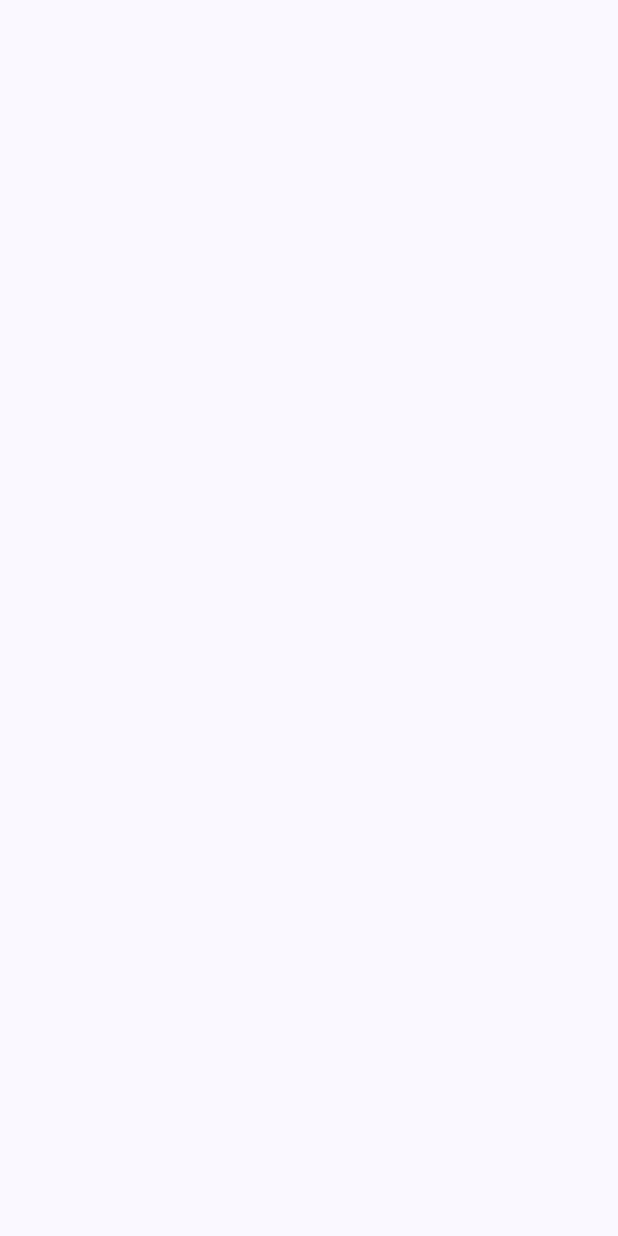
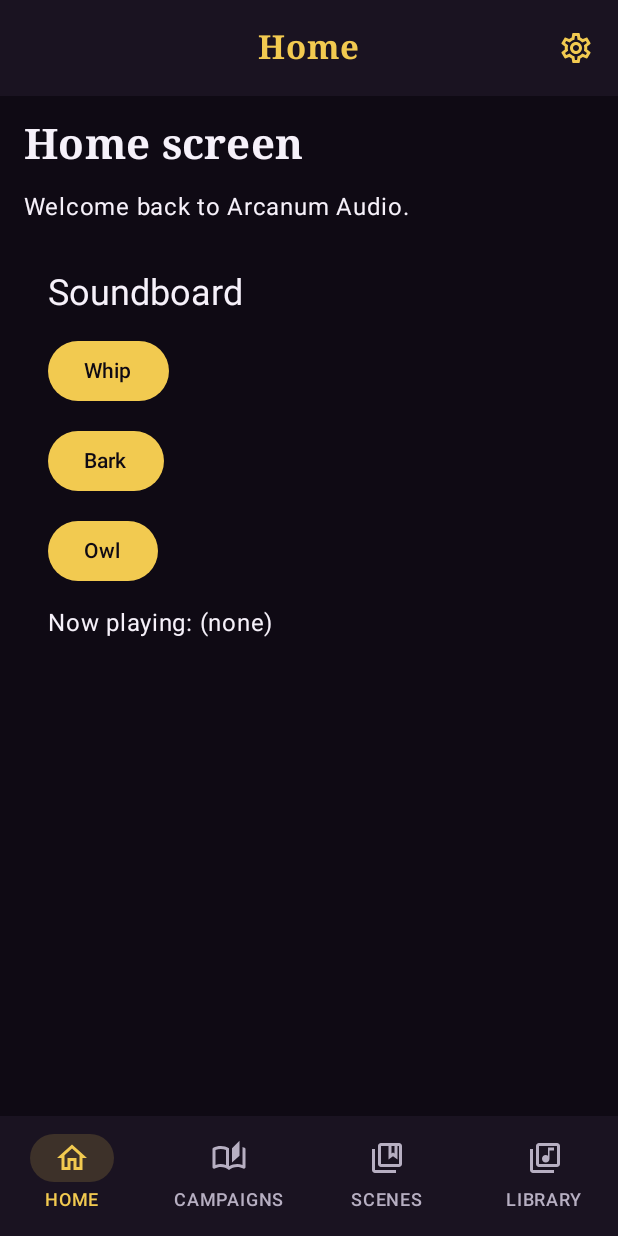
Before and after one commit to Almantask/rpg-audio-mixer, an Android app built with Jetpack Compose: the screen it shows after launch (MainActivity), on a phone screen of 412 x 824 dp. Before the commit the screen is empty. Run offline under Robolectric (Android 15) with nearby library versions, the phone set to English and light mode, and no system bars; our stand-ins replace Dagger/Hilt's generated code.

Commit message:
Implement iteration 0 app shell
Agent-Logs-Url: https://github.com/Almantask/rpg-audio-mixer/sessions/12a0cd15-c35e-460c-b658-6e2ec09f954b

Co-authored-by: Almantask <40486932+Almantask@users.noreply.github.com>

```diff
--- a/app/src/main/java/com/example/rpgaudiomixer/app/MainActivity.kt
+++ b/app/src/main/java/com/example/rpgaudiomixer/app/MainActivity.kt
@@ -6,15 +6,15 @@ import androidx.activity.compose.setContent
 import androidx.activity.enableEdgeToEdge
 import androidx.compose.foundation.layout.fillMaxSize
 import androidx.compose.foundation.layout.padding
+import androidx.compose.runtime.getValue
 import androidx.compose.material3.Scaffold
 import androidx.compose.ui.Modifier
-import androidx.compose.runtime.getValue
-import androidx.compose.runtime.mutableStateOf
-import androidx.compose.runtime.remember
-import androidx.compose.runtime.setValue
-import androidx.compose.runtime.saveable.rememberSaveable
+import androidx.navigation.compose.currentBackStackEntryAsState
 import androidx.navigation.compose.rememberNavController
+import com.example.rpgaudiomixer.app.components.ArcanumTopBar
 import com.example.rpgaudiomixer.app.components.MainBottomNavBar
+import com.example.rpgaudiomixer.app.navigation.AppChrome
+import com.example.rpgaudiomixer.app.navigation.AppRoute
 import com.example.rpgaudiomixer.app.navigation.MainNavDestination
 import com.example.rpgaudiomixer.app.navigation.MainNavHost
 import com.example.rpgaudiomixer.app.theme.RPGAudioMixerTheme
@@ -34,22 +34,42 @@ class MainActivity : ComponentActivity() {
         setContent {
             RPGAudioMixerTheme {
                 val navController = rememberNavController()
-                var currentTab by rememberSaveable { mutableStateOf(MainNavDestination.HOME) }
+                val navBackStackEntry by navController.currentBackStackEntryAsState()
+                val currentRoute = navBackStackEntry?.destination?.route
+                val chrome = AppChrome.fromRoute(currentRoute)
+                val currentTab = MainNavDestination.fromRoute(currentRoute) ?: MainNavDestination.HOME
+
                 Scaffold(
                     modifier = Modifier.fillMaxSize(),
+                    topBar = {
+                        ArcanumTopBar(
+                            title = chrome.title,
+                            showBackArrow = chrome.showBackArrow,
+                            onBack = { navController.navigateUp() },
+                            onGearClick = {
+                                if (currentRoute != AppRoute.Settings.route) {
+                                    navController.navigate(AppRoute.Settings.route) {
+                                        launchSingleTop = true
+                                    }
+                                }
+                            },
+                        )
+                    },
                     bottomBar = {
-                        MainBottomNavBar(current = currentTab) { dest ->
-                            currentTab = dest
-                            navController.navigate(dest.name) {
-                                popUpTo(navController.graph.startDestinationId) { saveState = true }
-                                launchSingleTop = true
-                                restoreState = true
+                        if (chrome.showBottomBar) {
+                            MainBottomNavBar(current = currentTab) { dest ->
+                                navController.navigate(dest.route) {
+                                    popUpTo(navController.graph.startDestinationId) { saveState = true }
+                                    launchSingleTop = true
+                                    restoreState = true
+                                }
                             }
                         }
                     }
                 ) { innerPadding ->
                     MainNavHost(
                         navController = navController,
+                        musicPlayer = musicPlayer,
                         modifier = Modifier.padding(innerPadding)
                     )
                 }
--- /dev/null
+++ b/app/src/main/java/com/example/rpgaudiomixer/app/components/ArcanumTopBar.kt
@@ -0,0 +1,70 @@
+package com.example.rpgaudiomixer.app.components
+
+import androidx.compose.material.icons.Icons
+import androidx.compose.material.icons.automirrored.outlined.ArrowBack
+import androidx.compose.material.icons.outlined.Settings
+import androidx.compose.material3.CenterAlignedTopAppBar
+import androidx.compose.material3.ExperimentalMaterial3Api
+import androidx.compose.material3.Icon
+import androidx.compose.material3.IconButton
+import androidx.compose.material3.Text
+import androidx.compose.material3.TopAppBarDefaults
+import androidx.compose.runtime.Composable
+import androidx.compose.ui.Modifier
+import androidx.compose.ui.platform.testTag
+import com.example.rpgaudiomixer.app.theme.ArcanumGold
+import com.example.rpgaudiomixer.app.theme.ArcanumSurface
+
+object ArcanumTopBarTags {
+    const val TITLE = "ArcanumTopBar_Title"
+    const val GEAR_ICON = "ArcanumTopBar_GearIcon"
+    const val BACK_ARROW = "ArcanumTopBar_BackArrow"
+}
+
+@Composable
+@OptIn(ExperimentalMaterial3Api::class)
+fun ArcanumTopBar(
+    title: String,
+    showBackArrow: Boolean,
+    onBack: () -> Unit,
+    onGearClick: () -> Unit,
+) {
+    CenterAlignedTopAppBar(
+        colors = TopAppBarDefaults.topAppBarColors(
+            containerColor = ArcanumSurface,
+            titleContentColor = ArcanumGold,
+            navigationIconContentColor = ArcanumGold,
+            actionIconContentColor = ArcanumGold,
+        ),
+        title = {
+            Text(
+                modifier = Modifier.testTag(ArcanumTopBarTags.TITLE),
+                text = title,
+            )
+        },
+        navigationIcon = {
+            if (showBackArrow) {
+                IconButton(
+                    modifier = Modifier.testTag(ArcanumTopBarTags.BACK_ARROW),
+                    onClick = onBack,
+                ) {
+                    Icon(
+                        imageVector = Icons.AutoMirrored.Outlined.ArrowBack,
+                        contentDescription = "Back",
+                    )
+                }
+            }
+        },
+        actions = {
+            IconButton(
+                modifier = Modifier.testTag(ArcanumTopBarTags.GEAR_ICON),
+                onClick = onGearClick,
+            ) {
+                Icon(
+                    imageVector = Icons.Outlined.Settings,
+                    contentDescription = "Settings",
+                )
+            }
+        },
+    )
+}
--- a/app/src/main/java/com/example/rpgaudiomixer/app/components/MainBottomNavBar.kt
+++ b/app/src/main/java/com/example/rpgaudiomixer/app/components/MainBottomNavBar.kt
@@ -1,12 +1,58 @@
 package com.example.rpgaudiomixer.app.components
 
+import androidx.compose.material.icons.Icons
+import androidx.compose.material.icons.outlined.AutoStories
+import androidx.compose.material.icons.outlined.CollectionsBookmark
+import androidx.compose.material.icons.outlined.Home
+import androidx.compose.material.icons.outlined.LibraryMusic
 import androidx.compose.runtime.Composable
+import androidx.compose.ui.Modifier
+import androidx.compose.ui.platform.testTag
+import androidx.compose.material3.Icon
+import androidx.compose.material3.NavigationBar
+import androidx.compose.material3.NavigationBarItem
+import androidx.compose.material3.NavigationBarItemDefaults
+import androidx.compose.material3.Text
 import com.example.rpgaudiomixer.app.navigation.MainNavDestination
+import com.example.rpgaudiomixer.app.theme.ArcanumGold
+import com.example.rpgaudiomixer.app.theme.ArcanumMutedText
+import com.example.rpgaudiomixer.app.theme.ArcanumSurface
 
 @Composable
 fun MainBottomNavBar(
     current: MainNavDestination,
     onNavigate: (MainNavDestination) -> Unit
 ) {
-    // TODO: Implement bottom navigation bar
+    NavigationBar(
+        containerColor = ArcanumSurface,
+    ) {
+        MainNavDestination.mainDestinations.forEach { destination ->
+            NavigationBarItem(
+                modifier = Modifier.testTag(destination.testTag),
+                selected = destination == current,
+                onClick = { onNavigate(destination) },
+                colors = NavigationBarItemDefaults.colors(
+                    selectedIconColor = ArcanumGold,
+                    selectedTextColor = ArcanumGold,
+                    indicatorColor = ArcanumGold.copy(alpha = 0.16f),
+                    unselectedIconColor = ArcanumMutedText,
+                    unselectedTextColor = ArcanumMutedText,
+                ),
+                icon = {
+                    Icon(
+                        imageVector = when (destination) {
+                            MainNavDestination.HOME -> Icons.Outlined.Home
+                            MainNavDestination.CAMPAIGNS -> Icons.Outlined.AutoStories
+                            MainNavDestination.SCENES -> Icons.Outlined.CollectionsBookmark
+                            MainNavDestination.LIBRARY -> Icons.Outlined.LibraryMusic
+                        },
+                        contentDescription = destination.label,
+                    )
+                },
+                label = {
+                    Text(destination.label)
+                },
+            )
+        }
+    }
 }
--- /dev/null
+++ b/app/src/main/java/com/example/rpgaudiomixer/app/navigation/AppChrome.kt
@@ -0,0 +1,58 @@
+package com.example.rpgaudiomixer.app.navigation
+
+data class AppChrome(
+    val title: String,
+    val showBackArrow: Boolean,
+    val showBottomBar: Boolean,
+) {
+    companion object {
+        fun fromRoute(route: String?): AppChrome {
+            MainNavDestination.fromRoute(route)?.let { destination ->
+                return AppChrome(
+                    title = destination.title,
+                    showBackArrow = false,
+                    showBottomBar = true,
+                )
+            }
+
+            return when (route?.substringBefore("?")) {
+                AppRoute.Settings.route -> AppChrome(
+                    title = AppRoute.Settings.title,
+                    showBackArrow = AppRoute.Settings.showBackArrow,
+                    showBottomBar = AppRoute.Settings.showBottomBar,
+                )
+                AppRoute.Trash.route -> AppChrome(
+                    title = AppRoute.Trash.title,
+                    showBackArrow = AppRoute.Trash.showBackArrow,
+                    showBottomBar = AppRoute.Trash.showBottomBar,
+                )
+                else -> AppChrome(
+                    title = MainNavDestination.HOME.title,
+                    showBackArrow = false,
+                    showBottomBar = true,
+                )
+            }
+        }
+    }
+}
+
+sealed class AppRoute(
+    val route: String,
+    val title: String,
+    val showBackArrow: Boolean,
+    val showBottomBar: Boolean,
+) {
+    data object Settings : AppRoute(
+        route = "settings",
+        title = "Behind the Screen",
+        showBackArrow = true,
+        showBottomBar = false,
+    )
+
+    data object Trash : AppRoute(
+        route = "trash",
+        title = "Recent Deletes",
+        showBackArrow = true,
+        showBottomBar = false,
+    )
+}
--- a/app/src/main/java/com/example/rpgaudiomixer/app/navigation/MainNavDestination.kt
+++ b/app/src/main/java/com/example/rpgaudiomixer/app/navigation/MainNavDestination.kt
@@ -1,8 +1,42 @@
 package com.example.rpgaudiomixer.app.navigation
 
-enum class MainNavDestination {
-    HOME,
-    SOUNDBOARD,
-    SOUNDSCAPES,
-    CAMPAIGNS
+enum class MainNavDestination(
+    val route: String,
+    val label: String,
+    val title: String,
+    val testTag: String,
+) {
+    HOME(
+        route = "home",
+        label = "HOME",
+        title = "Home",
+        testTag = "BottomNav_HOME",
+    ),
+    CAMPAIGNS(
+        route = "campaigns",
+        label = "CAMPAIGNS",
+        title = "Campaigns",
+        testTag = "BottomNav_CAMPAIGNS",
+    ),
+    SCENES(
+        route = "scenes",
+        label = "SCENES",
+        title = "Scenes",
+        testTag = "BottomNav_SCENES",
+    ),
+    LIBRARY(
+        route = "library",
+        label = "LIBRARY",
+        title = "Library",
+        testTag = "BottomNav_LIBRARY",
+    );
+
+    companion object {
+        val mainDestinations: List<MainNavDestination> = entries.toList()
+
+        fun fromRoute(route: String?): MainNavDestination? {
+            val normalizedRoute = route?.substringBefore("?")
+            return mainDestinations.firstOrNull { it.route == normalizedRoute }
+        }
+    }
 }
--- a/app/src/main/java/com/example/rpgaudiomixer/app/navigation/MainNavHost.kt
+++ b/app/src/main/java/com/example/rpgaudiomixer/app/navigation/MainNavHost.kt
@@ -2,12 +2,47 @@ package com.example.rpgaudiomixer.app.navigation
 
 import androidx.compose.runtime.Composable
 import androidx.compose.ui.Modifier
+import androidx.navigation.compose.NavHost
+import androidx.navigation.compose.composable
 import androidx.navigation.NavHostController
+import com.example.rpgaudiomixer.app.screens.CampaignsScreen
+import com.example.rpgaudiomixer.app.screens.HomeScreen
+import com.example.rpgaudiomixer.app.screens.LibraryScreen
+import com.example.rpgaudiomixer.app.screens.ScenesScreen
+import com.example.rpgaudiomixer.app.screens.SettingsScreen
+import com.example.rpgaudiomixer.app.screens.TrashScreen
+import com.example.rpgaudiomixer.domain.media.MixedMusicPlayer
 
 @Composable
 fun MainNavHost(
     navController: NavHostController,
+    musicPlayer: MixedMusicPlayer,
     modifier: Modifier = Modifier
 ) {
-    // TODO: Implement navigation host
+    NavHost(
+        navController = navController,
+        startDestination = MainNavDestination.HOME.route,
+        modifier = modifier,
+    ) {
+        composable(MainNavDestination.HOME.route) {
+            HomeScreen(musicPlayer = musicPlayer)
+        }
+        composable(MainNavDestination.CAMPAIGNS.route) {
+            CampaignsScreen()
+        }
+        composable(MainNavDestination.SCENES.route) {
+            ScenesScreen()
+        }
+        composable(MainNavDestination.LIBRARY.route) {
+            LibraryScreen()
+        }
+        composable(AppRoute.Settings.route) {
+            SettingsScreen(
+                onOpenTrash = { navController.navigate(AppRoute.Trash.route) },
+            )
+        }
+        composable(AppRoute.Trash.route) {
+            TrashScreen()
+        }
+    }
 }
--- a/app/src/main/java/com/example/rpgaudiomixer/app/theme/Color.kt
+++ b/app/src/main/java/com/example/rpgaudiomixer/app/theme/Color.kt
@@ -2,10 +2,11 @@ package com.example.rpgaudiomixer.app.theme
 
 import androidx.compose.ui.graphics.Color
 
-val Purple80 = Color(0xFFD0BCFF)
-val PurpleGrey80 = Color(0xFFCCC2DC)
-val Pink80 = Color(0xFFEFB8C8)
-
-val Purple40 = Color(0xFF6650a4)
-val PurpleGrey40 = Color(0xFF625b71)
-val Pink40 = Color(0xFF7D5260)
+val ArcanumBlack = Color(0xFF0F0A14)
+val ArcanumSurface = Color(0xFF1A1321)
+val ArcanumSurfaceVariant = Color(0xFF241A2F)
+val ArcanumGold = Color(0xFFF2CA50)
+val ArcanumMutedText = Color(0xFFB7AFC2)
+val ArcanumAccent = Color(0xFFC58BFF)
+val ArcanumError = Color(0xFFFFB4AB)
+val ArcanumOnDark = Color(0xFFF6F1FA)
--- a/app/src/main/java/com/example/rpgaudiomixer/app/theme/Theme.kt
+++ b/app/src/main/java/com/example/rpgaudiomixer/app/theme/Theme.kt
@@ -1,57 +1,32 @@
 package com.example.rpgaudiomixer.app.theme
 
-import android.os.Build
-import androidx.compose.foundation.isSystemInDarkTheme
 import androidx.compose.material3.MaterialTheme
 import androidx.compose.material3.darkColorScheme
-import androidx.compose.material3.dynamicDarkColorScheme
-import androidx.compose.material3.dynamicLightColorScheme
-import androidx.compose.material3.lightColorScheme
 import androidx.compose.runtime.Composable
-import androidx.compose.ui.platform.LocalContext
 
-private val DarkColorScheme = darkColorScheme(
-    primary = Purple80,
-    secondary = PurpleGrey80,
-    tertiary = Pink80
-)
-
-private val LightColorScheme = lightColorScheme(
-    primary = Purple40,
-    secondary = PurpleGrey40,
-    tertiary = Pink40
-
-    /* Other default colors to override
-    background = Color(0xFFFFFBFE),
-    surface = Color(0xFFFFFBFE),
-    onPrimary = Color.White,
-    onSecondary = Color.White,
-    onTertiary = Color.White,
-    onBackground = Color(0xFF1C1B1F),
-    onSurface = Color(0xFF1C1B1F),
-    */
+private val ArcanumColorScheme = darkColorScheme(
+    primary = ArcanumGold,
+    secondary = ArcanumAccent,
+    tertiary = ArcanumAccent,
+    background = ArcanumBlack,
+    surface = ArcanumSurface,
+    surfaceVariant = ArcanumSurfaceVariant,
+    onPrimary = ArcanumBlack,
+    onSecondary = ArcanumBlack,
+    onTertiary = ArcanumBlack,
+    onBackground = ArcanumOnDark,
+    onSurface = ArcanumOnDark,
+    error = ArcanumError,
+    onError = ArcanumBlack,
 )
 
 @Composable
 fun RPGAudioMixerTheme(
-    darkTheme: Boolean = isSystemInDarkTheme(),
-    // Dynamic color is available on Android 12+
-    dynamicColor: Boolean = true,
-    content: @Composable () -> Unit
+    content: @Composable () -> Unit,
 ) {
-    val colorScheme = when {
-        dynamicColor && Build.VERSION.SDK_INT >= Build.VERSION_CODES.S -> {
-            val context = LocalContext.current
-            if (darkTheme) dynamicDarkColorScheme(context) else dynamicLightColorScheme(context)
-        }
-
-        darkTheme -> DarkColorScheme
-        else -> LightColorScheme
-    }
-
     MaterialTheme(
-        colorScheme = colorScheme,
+        colorScheme = ArcanumColorScheme,
         typography = Typography,
-        content = content
+        content = content,
     )
 }
--- a/app/src/main/java/com/example/rpgaudiomixer/app/theme/Type.kt
+++ b/app/src/main/java/com/example/rpgaudiomixer/app/theme/Type.kt
@@ -4,31 +4,36 @@ import androidx.compose.material3.Typography
 import androidx.compose.ui.text.TextStyle
 import androidx.compose.ui.text.font.FontFamily
 import androidx.compose.ui.text.font.FontWeight
+import androidx.compose.ui.text.style.TextAlign
 import androidx.compose.ui.unit.sp
 
-// Set of Material typography styles to start with
 val Typography = Typography(
+    headlineMedium = TextStyle(
+        fontFamily = FontFamily.Serif,
+        fontWeight = FontWeight.Bold,
+        fontSize = 28.sp,
+        lineHeight = 32.sp,
+        letterSpacing = 0.2.sp,
+        textAlign = TextAlign.Start,
+    ),
+    titleLarge = TextStyle(
+        fontFamily = FontFamily.Serif,
+        fontWeight = FontWeight.SemiBold,
+        fontSize = 22.sp,
+        lineHeight = 28.sp,
+    ),
     bodyLarge = TextStyle(
-        fontFamily = FontFamily.Default,
+        fontFamily = FontFamily.SansSerif,
         fontWeight = FontWeight.Normal,
         fontSize = 16.sp,
         lineHeight = 24.sp,
-        letterSpacing = 0.5.sp
-    )
-    /* Other default text styles to override
-    titleLarge = TextStyle(
-        fontFamily = FontFamily.Default,
-        fontWeight = FontWeight.Normal,
-        fontSize = 22.sp,
-        lineHeight = 28.sp,
-        letterSpacing = 0.sp
+        letterSpacing = 0.5.sp,
     ),
     labelSmall = TextStyle(
-        fontFamily = FontFamily.Default,
+        fontFamily = FontFamily.SansSerif,
         fontWeight = FontWeight.Medium,
         fontSize = 11.sp,
         lineHeight = 16.sp,
-        letterSpacing = 0.5.sp
-    )
-    */
+        letterSpacing = 0.5.sp,
+    ),
 )
```
Also changed, not shown: app/src/main/java/com/example/rpgaudiomixer/app/components/ErrorDialog.kt (added, +36 -0 lines), app/src/main/java/com/example/rpgaudiomixer/app/screens/MainScreens.kt (+162 -0 lines), app/src/main/java/com/example/rpgaudiomixer/app/settings/SettingsSyncPolicy.kt (added, +17 -0 lines), app/src/main/java/com/example/rpgaudiomixer/app/theme/Shape.kt (added, +11 -0 lines), 3 other files.
